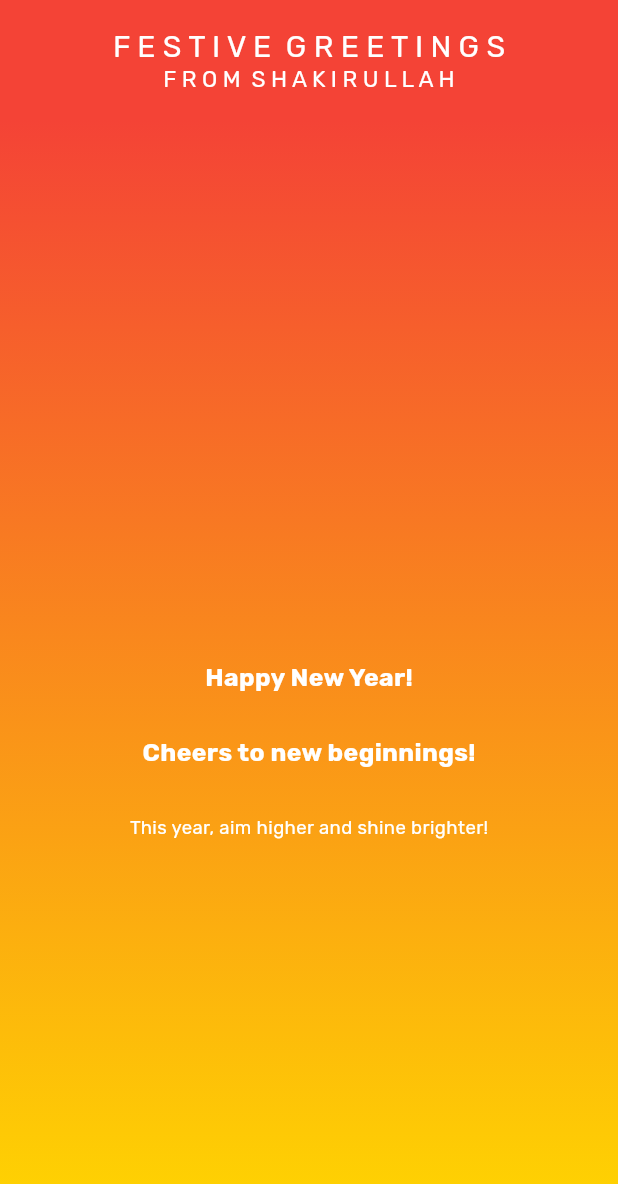
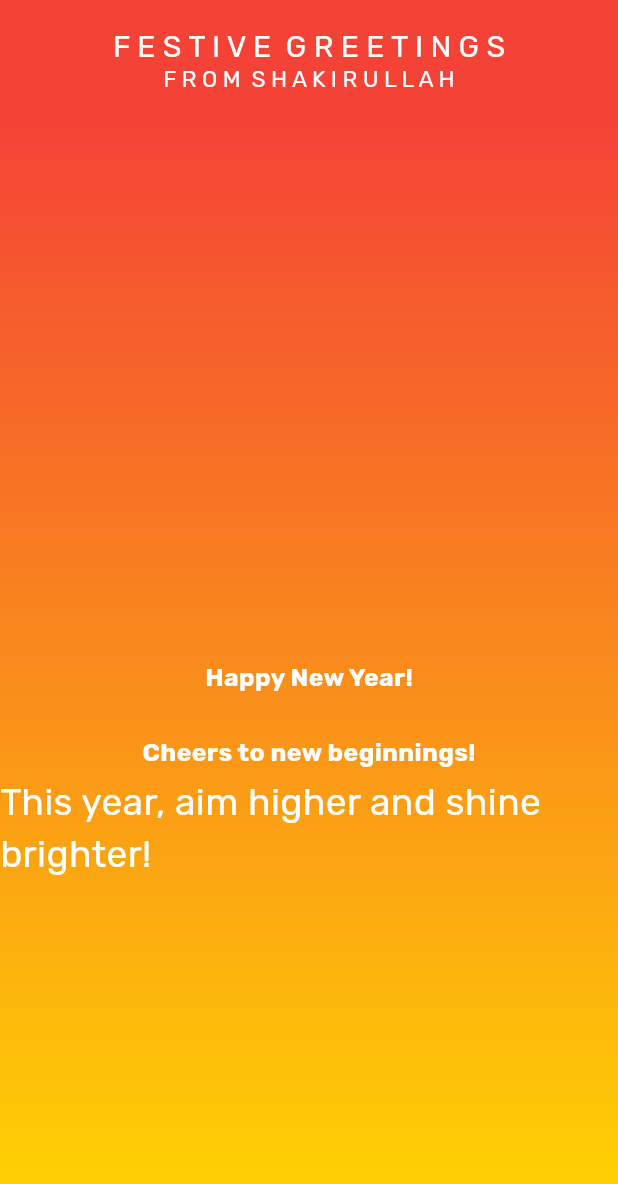
Before and after one commit to Shakirullah25/New-Year-Greetings, a Flutter app: the screen it shows after launch, on a phone screen of 412 x 824 dp. Shown: the top 1184 px of the screen. Run offline on Flutter 3.47's test engine with Material 3 defaults, Android fonts, the phone set to English and light mode, and no system bars; drawn by our look-alikes of animated_text_kit; our stand-ins replace audioplayers, confetti; project files that could hold a hidden picture were left out.

Commit message:
Changes committed

```diff
--- a/lib/new_yr_greeting.dart
+++ b/lib/new_yr_greeting.dart
@@ -151,11 +151,12 @@
                 builder: (context, constraints) {
                   final size = constraints.maxWidth > 600
                       ? constraints.maxWidth * 0.04
-                      : constraints.maxWidth * 0.03;
+                      : constraints.maxWidth * 0.06;
+
+                  final paddingTop = constraints.maxWidth > 600 ? 300 : 200;
                   return Padding(
-                    padding: constraints.maxWidth > 600
-                        ? const EdgeInsets.only(top: 300.0)
-                        : const EdgeInsets.only(top: 200.0),
+                    padding:
+                    EdgeInsets.only(top: paddingTop.toDouble()),
                     child: AnimatedTextKit(
                       animatedTexts: [
                         TyperAnimatedText(
```
